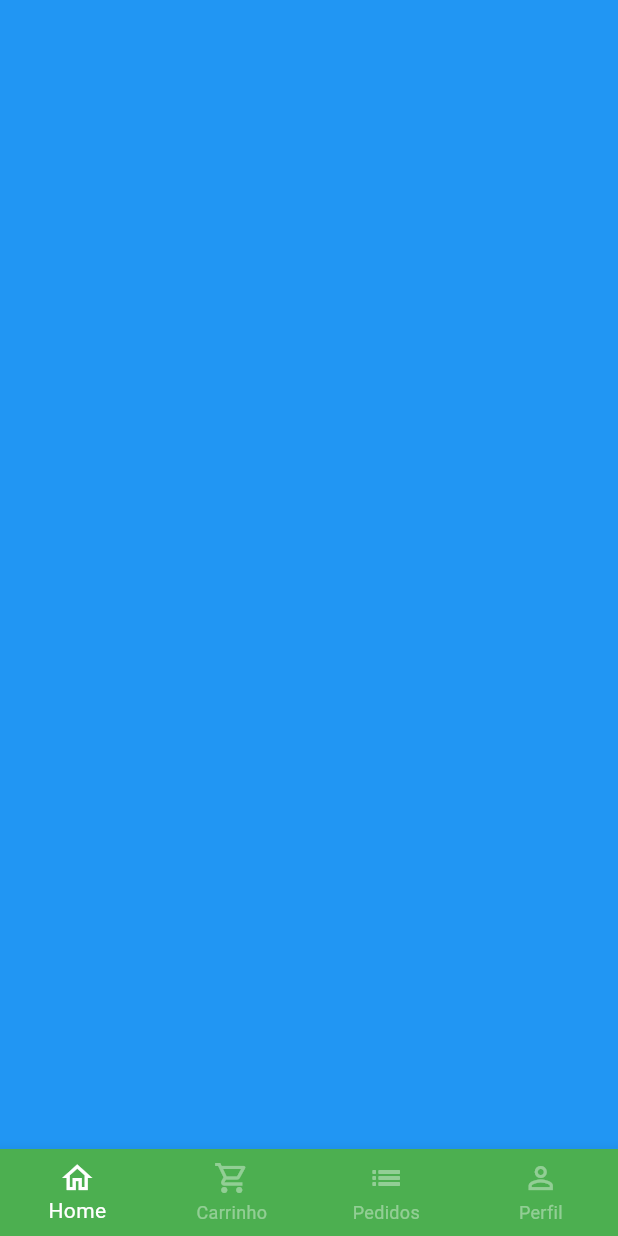
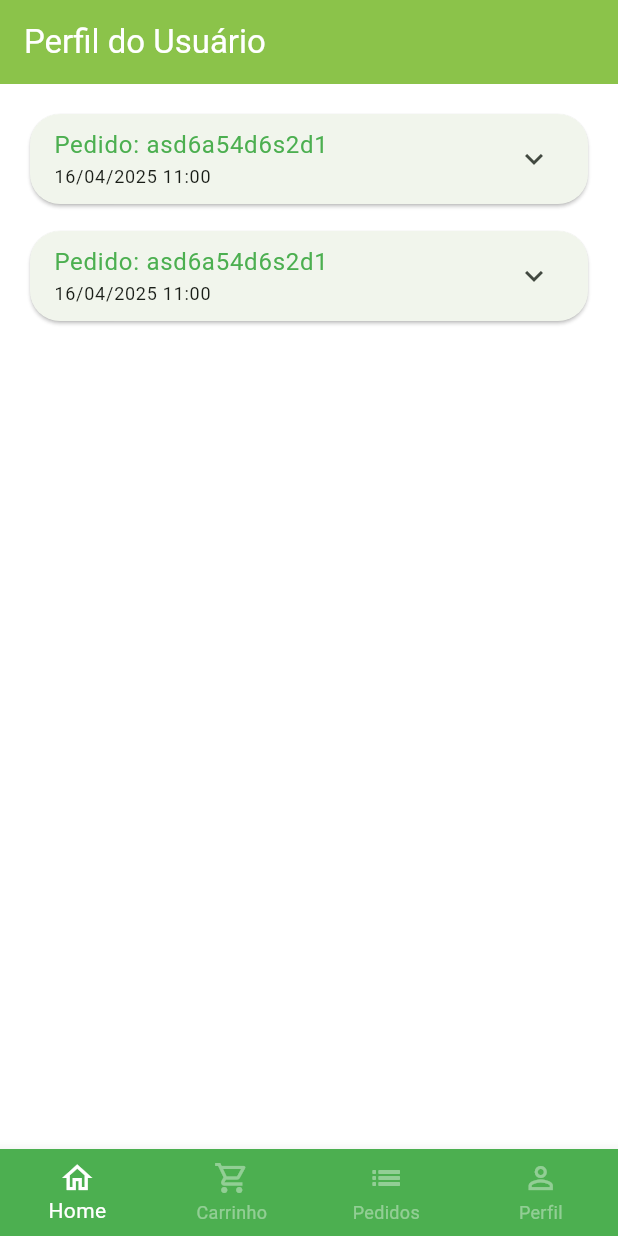
Before and after one commit to DevDaleee/GreenGrocery, a Flutter app: the BaseScreen screen opened directly, swiped to page 3, on a phone screen of 412 x 824 dp. Run offline on Flutter 3.47's test engine with Material 3 defaults, Android fonts, the phone set to English and light mode, and no system bars; our stand-ins replace animated_text_kit, mask_text_input_formatter.

Commit message:
feat: add user and order models, update UI components
- Add UserModel and OrderModels to app_data.dart
- Move custom_text_field.dart to widget folder
- Update import paths for custom_text_field
- Add OrdersPage and ProfilePage to base_screen.dart
- Improve cart confirmation dialog UI
- Add date formatting utility function

```diff
--- a/lib/src/config/app_data.dart
+++ b/lib/src/config/app_data.dart
@@ -1,5 +1,7 @@
 import 'package:hortifruit/src/models/cart_item_model.dart';
 import 'package:hortifruit/src/models/item_model.dart';
+import 'package:hortifruit/src/models/order_models.dart';
+import 'package:hortifruit/src/models/user_model.dart';
 
 ItemModel apple = ItemModel(
   description:
@@ -78,3 +80,46 @@ List<CartItemModel> cartItems = [
   CartItemModel(item: guava, quantity: 3),
   CartItemModel(item: apple, quantity: 2),
 ];
+
+UserModel user = UserModel(
+  name: "Dalessandro",
+  email: "dalessandro@gmail.com",
+  phone: "99 99999-9999",
+  cpf: "999.999.999-99",
+  password: "senhasuperforte",
+);
+
+List<OrderModels> orders = [
+  OrderModels(
+    copyAndPaste: 'q1w2e3r4t5y6',
+    createdDateTime: DateTime.parse('2025-04-16 11:00:10.458'),
+    overdueDateTime: DateTime.parse('2025-04-16 00:00:10.458'),
+    id: 'asd6a54d6s2d1',
+    status: 'pending_payment',
+    total: 11.0,
+    items: [
+      CartItemModel(
+        item: apple,
+        quantity: 2,
+      ),
+      CartItemModel(
+        item: mango,
+        quantity: 2,
+      ),
+    ],
+  ),
+  OrderModels(
+    copyAndPaste: 'q1w2e3r4t5y6',
+    createdDateTime: DateTime.parse('2025-04-16 11:00:10.458'),
+    overdueDateTime: DateTime.parse('2025-04-16 00:00:10.458'),
+    id: 'asd6a54d6s2d1',
+    status: 'pending_payment',
+    total: 11.0,
+    items: [
+      CartItemModel(
+        item: guava,
+        quantity: 1,
+      ),
+    ],
+  )
+];
--- /dev/null
+++ b/lib/src/models/order_models.dart
@@ -0,0 +1,21 @@
+import 'package:hortifruit/src/models/cart_item_model.dart';
+
+class OrderModels {
+  String id;
+  DateTime createdDateTime;
+  DateTime overdueDateTime;
+  List<CartItemModel> items;
+  String status;
+  String copyAndPaste;
+  double total;
+
+  OrderModels({
+    required this.id,
+    required this.createdDateTime,
+    required this.overdueDateTime,
+    required this.items,
+    required this.status,
+    required this.copyAndPaste,
+    required this.total,
+  });
+}
--- a/lib/src/pages/auth/signin_screen.dart
+++ b/lib/src/pages/auth/signin_screen.dart
@@ -1,6 +1,6 @@
 import 'package:animated_text_kit/animated_text_kit.dart';
 import 'package:flutter/material.dart';
-import 'package:hortifruit/src/pages/auth/componentes/custom_text_field.dart';
+import 'package:hortifruit/src/pages/widget/custom_text_field.dart';
 import 'package:hortifruit/src/pages/auth/signup_screen.dart';
 import 'package:hortifruit/src/pages/base/base_screen.dart';
 import 'package:hortifruit/src/config/custom_colors.dart';
--- a/lib/src/pages/auth/signup_screen.dart
+++ b/lib/src/pages/auth/signup_screen.dart
@@ -1,5 +1,5 @@
 import 'package:flutter/material.dart';
-import 'package:hortifruit/src/pages/auth/componentes/custom_text_field.dart';
+import 'package:hortifruit/src/pages/widget/custom_text_field.dart';
 import 'package:hortifruit/src/config/custom_colors.dart';
 import 'package:mask_text_input_formatter/mask_text_input_formatter.dart';
 
--- a/lib/src/pages/base/base_screen.dart
+++ b/lib/src/pages/base/base_screen.dart
@@ -1,6 +1,8 @@
 import 'package:flutter/material.dart';
 import 'package:hortifruit/src/pages/cart/cart_tab.dart';
 import 'package:hortifruit/src/pages/home/home_tab.dart';
+import 'package:hortifruit/src/pages/orders/orders_page.dart';
+import 'package:hortifruit/src/pages/profile/profile_tab.dart';
 
 class BaseScreen extends StatefulWidget {
   const BaseScreen({super.key});
@@ -21,8 +23,8 @@ class _BaseScreenState extends State<BaseScreen> {
         children: [
           HomeTab(),
           CartTab(),
-          Container(color: Colors.blue),
-          Container(color: Colors.purple),
+          OrdersPage(),
+          PreofilePage(),
         ],
       ),
       bottomNavigationBar: BottomNavigationBar(
--- a/lib/src/pages/cart/cart_tab.dart
+++ b/lib/src/pages/cart/cart_tab.dart
@@ -120,8 +120,11 @@ class _CartTabState extends State<CartTab> {
       context: context,
       builder: (context) {
         return AlertDialog(
+          shape: RoundedRectangleBorder(
+            borderRadius: BorderRadius.circular(20),
+          ),
           title: Text('Confirmação'),
-          content: Text('Deseja realmente concliir o pedido?'),
+          content: Text('Deseja realmente concluir o pedido?'),
           actions: [
             TextButton(
               onPressed: () {
--- /dev/null
+++ b/lib/src/pages/orders/components/order_tile.dart
@@ -0,0 +1,98 @@
+import 'package:flutter/material.dart';
+import 'package:hortifruit/src/models/cart_item_model.dart';
+import 'package:hortifruit/src/models/order_models.dart';
+import 'package:hortifruit/src/pages/home/components/item_tile.dart';
+
+class OrderTile extends StatelessWidget {
+  final OrderModels order;
+
+  const OrderTile({super.key, required this.order});
+
+  @override
+  Widget build(BuildContext context) {
+    return Card(
+      shape: RoundedRectangleBorder(
+        borderRadius: BorderRadius.circular(20),
+      ),
+      elevation: 1,
+      child: Theme(
+        data: Theme.of(context).copyWith(dividerColor: Colors.transparent),
+        child: ExpansionTile(
+          title: Column(
+            mainAxisSize: MainAxisSize.min,
+            crossAxisAlignment: CrossAxisAlignment.start,
+            children: [
+              Text(
+                'Pedido: ${order.id}',
+                style: TextStyle(
+                  color: Colors.green,
+                ),
+              ),
+              Text(
+                utils.formattedDate(order.createdDateTime),
+                style: TextStyle(
+                  fontSize: 12,
+                ),
+              ),
+            ],
+          ),
+          childrenPadding: EdgeInsets.fromLTRB(16, 0, 16, 16),
+          children: [
+            SizedBox(
+              height: 150,
+              child: Row(
+                children: [
+                  Expanded(
+                    flex: 3,
+                    child: ListView(
+                      children: order.items.map((item) {
+                        return _OrderItemWidget(
+                          item: item,
+                        );
+                      }).toList(),
+                    ),
+                  ),
+                  VerticalDivider(
+                    color: Colors.grey.shade300,
+                    thickness: 2,
+                    width: 8,
+                  ),
+                  Expanded(
+                    flex: 2,
+                    child: Container(
+                      color: Colors.blue,
+                    ),
+                  ),
+                ],
+              ),
+            )
+          ],
+        ),
+      ),
+    );
+  }
+}
+
+class _OrderItemWidget extends StatelessWidget {
+  final CartItemModel item;
+  const _OrderItemWidget({
+    required this.item,
+  });
+
+  @override
+  Widget build(BuildContext context) {
+    return Padding(
+      padding: EdgeInsets.only(bottom: 10),
+      child: Row(
+        children: [
+          Text(
+            "${item.quantity.toString()} ${item.item.unit} ",
+            style: TextStyle(fontWeight: FontWeight.bold),
+          ),
+          Expanded(child: Text(item.item.itemName)),
+          Text(utils.priceToCurrency(item.totalPrice()))
+        ],
+      ),
+    );
+  }
+}
--- /dev/null
+++ b/lib/src/pages/orders/orders_page.dart
@@ -0,0 +1,31 @@
+import 'package:flutter/material.dart';
+import 'package:hortifruit/src/config/custom_colors.dart';
+import 'package:hortifruit/src/config/app_data.dart' as appdata;
+import 'package:hortifruit/src/pages/orders/components/order_tile.dart';
+
+class OrdersPage extends StatelessWidget {
+  const OrdersPage({super.key});
+
+  @override
+  Widget build(BuildContext context) {
+    return Scaffold(
+      appBar: AppBar(
+        backgroundColor: CustomColors.customSwatchColor,
+        centerTitle: false,
+        title: Text(
+          'Perfil do Usuário',
+          style: TextStyle(color: Colors.white),
+        ),
+      ),
+      body: ListView.separated(
+        padding: EdgeInsets.all(16),
+        physics: BouncingScrollPhysics(),
+        separatorBuilder: (_, index) => SizedBox(
+          height: 10,
+        ),
+        itemBuilder: (_, index) => OrderTile(order: appdata.orders[index]),
+        itemCount: appdata.orders.length,
+      ),
+    );
+  }
+}
--- a/lib/src/pages/auth/componentes/custom_text_field.dart
+++ b/lib/src/pages/widget/custom_text_field.dart
@@ -5,12 +5,16 @@ class CustomTextField extends StatefulWidget {
   final String label;
   final IconData icon;
   final bool isSecret;
+  final String? initialValue;
+  final bool isReadOnly;
   final List<TextInputFormatter>? inputFormatter;
 
   const CustomTextField({
     super.key,
     required this.icon,
     required this.label,
+    this.initialValue,
+    this.isReadOnly = false,
     this.isSecret = false,
     this.inputFormatter,
   });
@@ -32,6 +36,8 @@ class _CustomTextFieldState extends State<CustomTextField> {
     return Padding(
       padding: const EdgeInsets.symmetric(vertical: 15),
       child: TextFormField(
+        readOnly: widget.isReadOnly,
+        initialValue: widget.initialValue,
         inputFormatters: widget.inputFormatter,
         obscureText: isObscure,
         decoration: InputDecoration(
```
Also changed, not shown: lib/src/models/user_model.dart (added, +15 -0 lines), lib/src/pages/orders/components/order_status_widget.dart (added, +10 -0 lines), lib/src/pages/profile/profile_tab.dart (added, +141 -0 lines), lib/src/services/utils_services.dart (+7 -0 lines).
